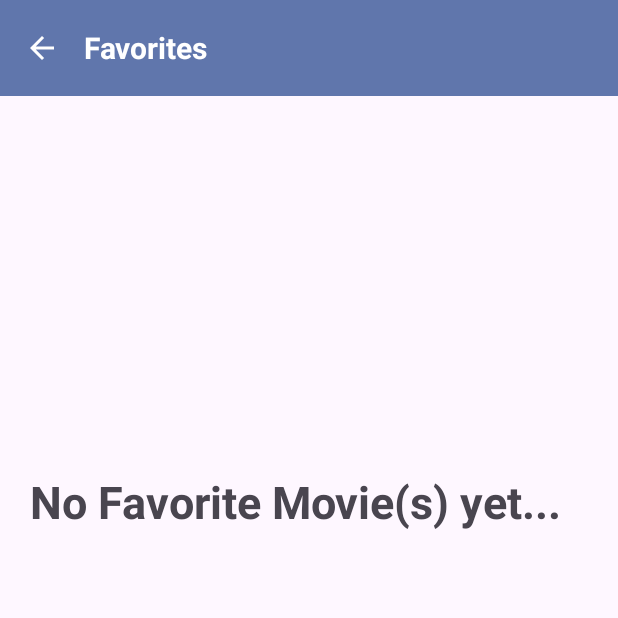
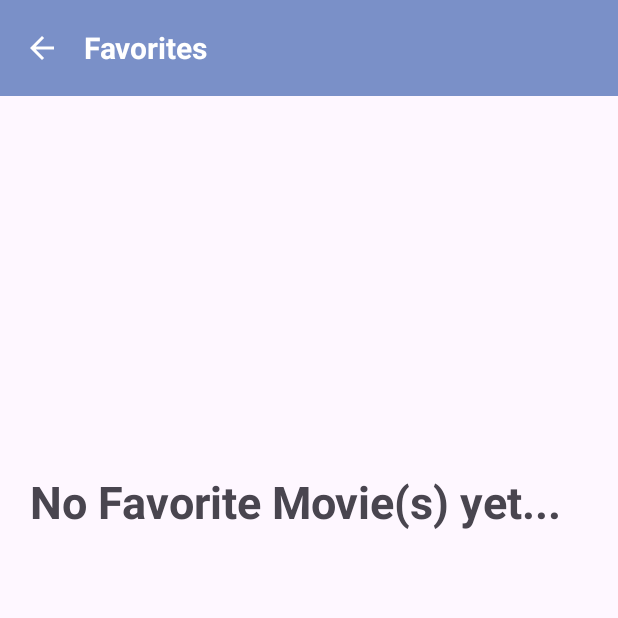
Before and after one commit to Danda420/MovieListApp, an Android app: the screen it shows after launch (FavoriteMovies), after a tap on "Favorites", on a phone screen of 412 x 824 dp, the top half of it. Run offline under Robolectric (Android 15) with nearby library versions, the phone set to English and light mode, and no system bars; our stand-ins replace Firebase (no records; nobody signed in at launch, a user with empty details on screens opened directly), Room's generated code; 1 other tap on this screen came first.

Commit message:
rework ui colors n stuff

```diff
--- a/app/src/main/java/com/danda/movielistapp/ui/main/MainActivity.kt
+++ b/app/src/main/java/com/danda/movielistapp/ui/main/MainActivity.kt
@@ -1,11 +1,11 @@
 package com.danda.movielistapp.ui.main
 
 import android.content.Intent
-import androidx.appcompat.app.AppCompatActivity
 import android.os.Bundle
 import android.view.Menu
 import android.view.MenuItem
 import android.widget.Toast
+import androidx.appcompat.app.AppCompatActivity
 import androidx.recyclerview.widget.LinearLayoutManager
 import com.danda.movielistapp.R
 import com.danda.movielistapp.databinding.ActivityMainBinding
@@ -18,6 +18,7 @@ import com.google.firebase.database.DatabaseReference
 import com.google.firebase.database.FirebaseDatabase
 import com.google.firebase.database.ValueEventListener
 import com.google.firebase.database.database
+
 
 class MainActivity : AppCompatActivity(), MovieAdapter.FireBaseDataListener {
     private lateinit var binding: ActivityMainBinding
@@ -34,6 +35,8 @@ class MainActivity : AppCompatActivity(), MovieAdapter.FireBaseDataListener {
         setContentView(binding.root)
         binding.rvMovie.layoutManager = LinearLayoutManager(this)
         binding.rvMovie.setHasFixedSize(true)
+        val toolbar = findViewById<MaterialToolbar>(R.id.toolbar)
+        toolbar.title = ""
 
         mToolbar = binding.toolbar
         setSupportActionBar(mToolbar)
--- a/app/src/main/res/drawable/ic_arrow_back.xml
+++ b/app/src/main/res/drawable/ic_arrow_back.xml
@@ -1,5 +1,5 @@
 <vector android:autoMirrored="true" android:height="24dp"
-    android:tint="@color/material_dynamic_primary50" android:viewportHeight="24"
+    android:tint="@android:color/white" android:viewportHeight="24"
     android:viewportWidth="24" android:width="24dp" xmlns:android="http://schemas.android.com/apk/res/android">
-    <path android:fillColor="@color/material_dynamic_primary50" android:pathData="M20,11H7.83l5.59,-5.59L12,4l-8,8 8,8 1.41,-1.41L7.83,13H20v-2z"/>
+    <path android:fillColor="@android:color/black" android:pathData="M20,11H7.83l5.59,-5.59L12,4l-8,8 8,8 1.41,-1.41L7.83,13H20v-2z"/>
 </vector>
--- a/app/src/main/res/drawable/ic_arrow_back_normal.xml
+++ /dev/null
@@ -1,5 +0,0 @@
-<vector android:autoMirrored="true" android:height="24dp"
-    android:tint="@android:color/white" android:viewportHeight="24"
-    android:viewportWidth="24" android:width="24dp" xmlns:android="http://schemas.android.com/apk/res/android">
-    <path android:fillColor="@android:color/black" android:pathData="M20,11H7.83l5.59,-5.59L12,4l-8,8 8,8 1.41,-1.41L7.83,13H20v-2z"/>
-</vector>
--- a/app/src/main/res/layout/favorite_movies.xml
+++ b/app/src/main/res/layout/favorite_movies.xml
@@ -11,13 +11,13 @@
         <View
             android:layout_width="match_parent"
             android:layout_height="match_parent"
-            android:background="@color/material_dynamic_primary50" />
+            android:background="@color/material_dynamic_primary60" />
     </FrameLayout>
     <com.google.android.material.appbar.AppBarLayout
         android:id="@+id/topbar"
         android:layout_width="match_parent"
         android:layout_height="wrap_content"
-        android:backgroundTint="@color/material_dynamic_primary50"
+        android:backgroundTint="@color/material_dynamic_primary60"
         android:gravity="center_vertical">
         <com.google.android.material.appbar.MaterialToolbar
             android:id="@+id/toolbar"
@@ -33,7 +33,7 @@
                 android:layout_marginEnd="16dp"
                 android:layout_marginTop="16dp"
                 android:background="?attr/selectableItemBackgroundBorderless"
-                android:src="@drawable/ic_arrow_back_normal" />
+                android:src="@drawable/ic_arrow_back" />
             <RelativeLayout
                 android:layout_width="match_parent"
                 android:layout_height="wrap_content"
--- a/app/src/main/res/menu/main_menu.xml
+++ b/app/src/main/res/menu/main_menu.xml
@@ -6,10 +6,12 @@
         android:icon="@drawable/ic_search"
         android:title="@string/search"
         app:actionViewClass="androidx.appcompat.widget.SearchView"
-        app:showAsAction="ifRoom|collapseActionView" />
+        app:showAsAction="ifRoom|collapseActionView"
+        app:iconTint="@color/material_dynamic_primary95"/>
     <item
         android:id="@+id/favorite"
         android:icon="@drawable/ic_favorite"
         android:title="@string/favorite"
-        app:showAsAction="ifRoom|collapseActionView"/>
+        app:showAsAction="ifRoom|collapseActionView"
+        app:iconTint="@color/material_dynamic_primary95"/>
 </menu>
```
Also changed, not shown: app/src/main/res/layout/activity_main.xml (+9 -2 lines), app/src/main/res/layout/detail_favorite.xml (+5 -3 lines), app/src/main/res/layout/detail_movie.xml (+5 -3 lines).
